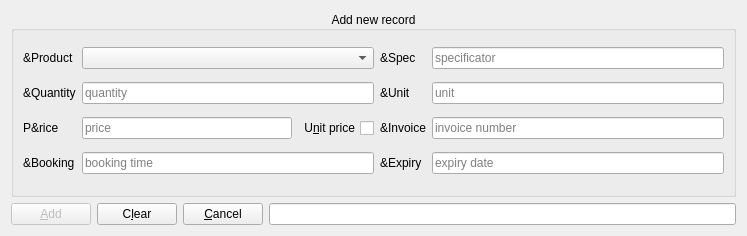
Qt form src/ui/AddBatchRecordWidget.ui (wnt-zhp/zarlock-cpp) before a commit.
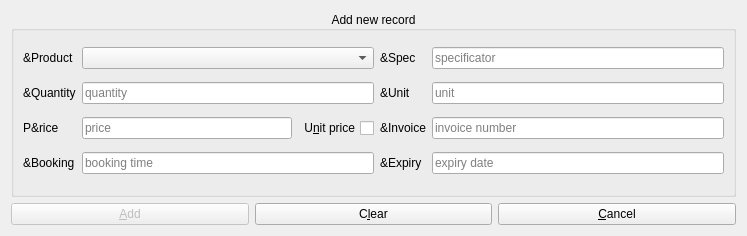
The same form after that commit. Custom widgets are drawn as their Qt base class.

Patch:
```diff
--- a/src/ui/AddBatchRecordWidget.ui
+++ b/src/ui/AddBatchRecordWidget.ui
@@ -178,9 +178,6 @@
        </property>
       </widget>
      </item>
-     <item>
-      <widget class="QLineEdit" name="lineEdit"/>
-     </item>
     </layout>
    </item>
   </layout>
```
